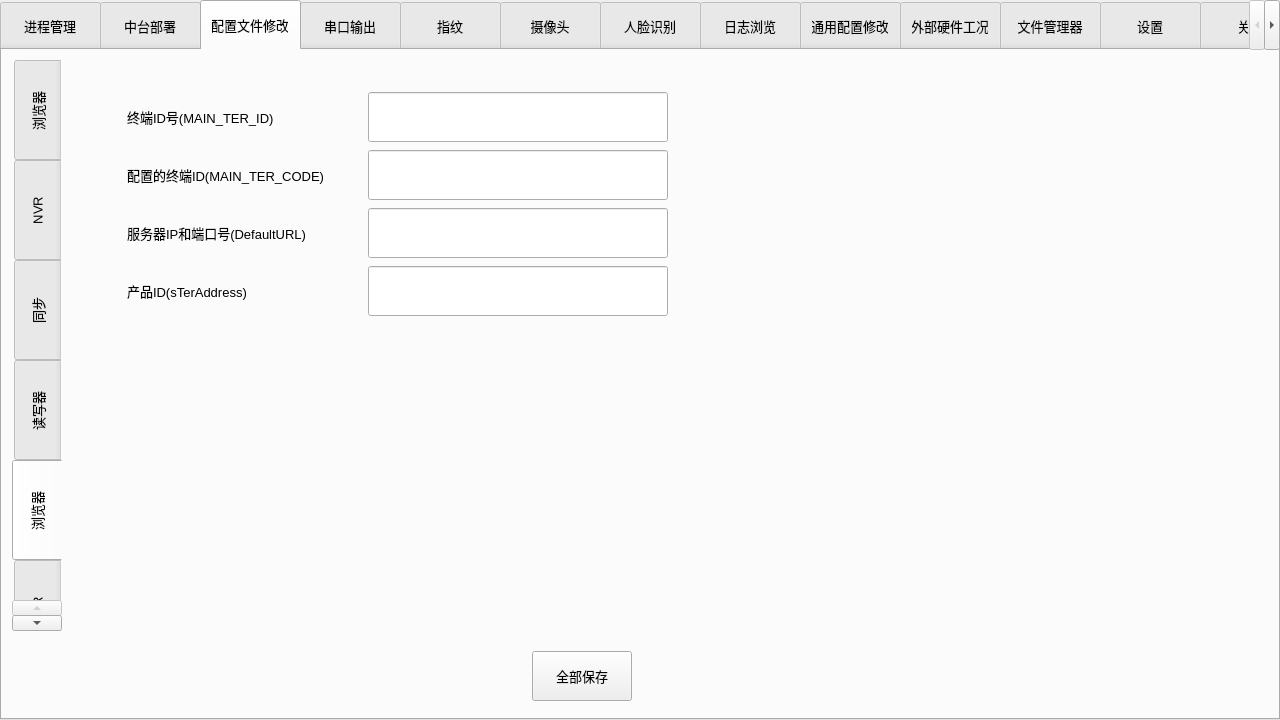
Above: midtool.ui from Nehcknarf/MidTool before the change. Below: the same form after it.
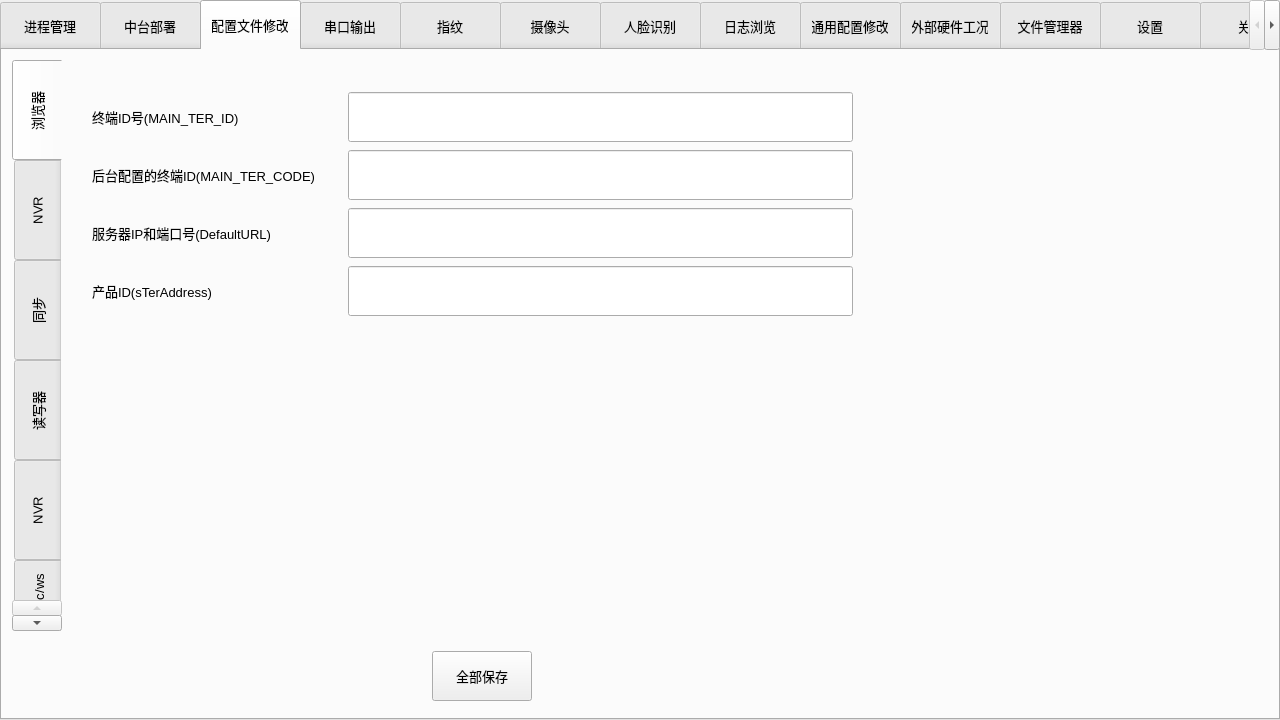
That is the form after the change. The open tabs and pages were chosen to show the change. Icons and pictures are not drawn.

Diff of the .ui file:
```diff
--- a/midtool.ui
+++ b/midtool.ui
@@ -1591,219 +1591,6 @@
       </property>
      </widget>
     </widget>
-    <widget class="QWidget" name="tab_16">
-     <attribute name="title">
-      <string>浏览器</string>
-     </attribute>
-     <widget class="QWidget" name="layoutWidget_6">
-      <property name="geometry">
-       <rect>
-        <x>30</x>
-        <y>30</y>
-        <width>611</width>
-        <height>228</height>
-       </rect>
-      </property>
-      <layout class="QVBoxLayout" name="verticalLayout_18">
-       <item>
-        <layout class="QHBoxLayout" name="horizontalLayout_33">
-         <item>
-          <widget class="QLabel" name="label_18">
-           <property name="minimumSize">
-            <size>
-             <width>100</width>
-             <height>50</height>
-            </size>
-           </property>
-           <property name="maximumSize">
-            <size>
-             <width>200</width>
-             <height>50</height>
-            </size>
-           </property>
-           <property name="font">
-            <font>
-             <pointsize>10</pointsize>
-            </font>
-           </property>
-           <property name="text">
-            <string>终端ID号(MAIN_TER_ID)</string>
-           </property>
-          </widget>
-         </item>
-         <item>
-          <widget class="QLineEdit" name="lineEdit_cfg1_2">
-           <property name="minimumSize">
-            <size>
-             <width>100</width>
-             <height>50</height>
-            </size>
-           </property>
-           <property name="maximumSize">
-            <size>
-             <width>300</width>
-             <height>50</height>
-            </size>
-           </property>
-           <property name="font">
-            <font>
-             <pointsize>10</pointsize>
-            </font>
-           </property>
-          </widget>
-         </item>
-        </layout>
-       </item>
-       <item>
-        <layout class="QHBoxLayout" name="horizontalLayout_37">
-         <item>
-          <widget class="QLabel" name="label_19">
-           <property name="minimumSize">
-            <size>
-             <width>100</width>
-             <height>50</height>
-            </size>
-           </property>
-           <property name="maximumSize">
-            <size>
-             <width>200</width>
-             <height>50</height>
-            </size>
-           </property>
-           <property name="font">
-            <font>
-             <pointsize>10</pointsize>
-            </font>
-           </property>
-           <property name="text">
-            <string>配置的终端ID(MAIN_TER_CODE)</string>
-           </property>
-          </widget>
-         </item>
-         <item>
-          <widget class="QLineEdit" name="lineEdit_cfg2_2">
-           <property name="minimumSize">
-            <size>
-             <width>100</width>
-             <height>50</height>
-            </size>
-           </property>
-           <property name="maximumSize">
-            <size>
-             <width>300</width>
-             <height>50</height>
-            </size>
-           </property>
-           <property name="font">
-            <font>
-             <pointsize>10</pointsize>
-            </font>
-           </property>
-          </widget>
-         </item>
-        </layout>
-       </item>
-       <item>
-        <layout class="QHBoxLayout" name="horizontalLayout_38">
-         <item>
-          <widget class="QLabel" name="label_20">
-           <property name="minimumSize">
-            <size>
-             <width>100</width>
-             <height>50</height>
-            </size>
-           </property>
-           <property name="maximumSize">
-            <size>
-             <width>200</width>
-             <height>50</height>
-            </size>
-           </property>
-           <property name="font">
-            <font>
-             <pointsize>10</pointsize>
-            </font>
-           </property>
-           <property name="text">
-            <string>服务器IP和端口号(DefaultURL)</string>
-           </property>
-          </widget>
-         </item>
-         <item>
-          <widget class="QLineEdit" name="lineEdit_cfg3_2">
-           <property name="minimumSize">
-            <size>
-             <width>100</width>
-             <height>50</height>
-            </size>
-           </property>
-           <property name="maximumSize">
-            <size>
-             <width>300</width>
-             <height>50</height>
-            </size>
-           </property>
-           <property name="font">
-            <font>
-             <pointsize>10</pointsize>
-            </font>
-           </property>
-          </widget>
-         </item>
-        </layout>
-       </item>
-       <item>
-        <layout class="QHBoxLayout" name="horizontalLayout_39">
-         <item>
-          <widget class="QLabel" name="label_21">
-           <property name="minimumSize">
-            <size>
-             <width>100</width>
-             <height>50</height>
-            </size>
-           </property>
-           <property name="maximumSize">
-            <size>
-             <width>200</width>
-             <height>50</height>
-            </size>
-           </property>
-           <property name="font">
-            <font>
-             <pointsize>10</pointsize>
-            </font>
-           </property>
-           <property name="text">
-            <string>产品ID(sTerAddress)</string>
-           </property>
-          </widget>
-         </item>
-         <item>
-          <widget class="QLineEdit" name="lineEdit_cfg4_2">
-           <property name="minimumSize">
-            <size>
-             <width>100</width>
-             <height>50</height>
-            </size>
-           </property>
-           <property name="maximumSize">
-            <size>
-             <width>300</width>
-             <height>50</height>
-            </size>
-           </property>
-           <property name="font">
-            <font>
-             <pointsize>10</pointsize>
-            </font>
-           </property>
-          </widget>
-         </item>
-        </layout>
-       </item>
-      </layout>
-     </widget>
-    </widget>
     <widget class="QWidget" name="tab_17">
      <attribute name="title">
       <string>NVR</string>
@@ -2892,9 +2679,9 @@
    <widget class="QWidget" name="layoutWidget">
     <property name="geometry">
      <rect>
-      <x>530</x>
+      <x>430</x>
       <y>600</y>
-      <width>314</width>
+      <width>708</width>
       <height>52</height>
      </rect>
     </property>
@@ -2927,7 +2714,7 @@
       <widget class="QLabel" name="label_status">
        <property name="minimumSize">
         <size>
-         <width>100</width>
+         <width>600</width>
          <height>50</height>
         </size>
        </property>
```
Left out of the diff: 16 changed lines with no effect on the pictures.
